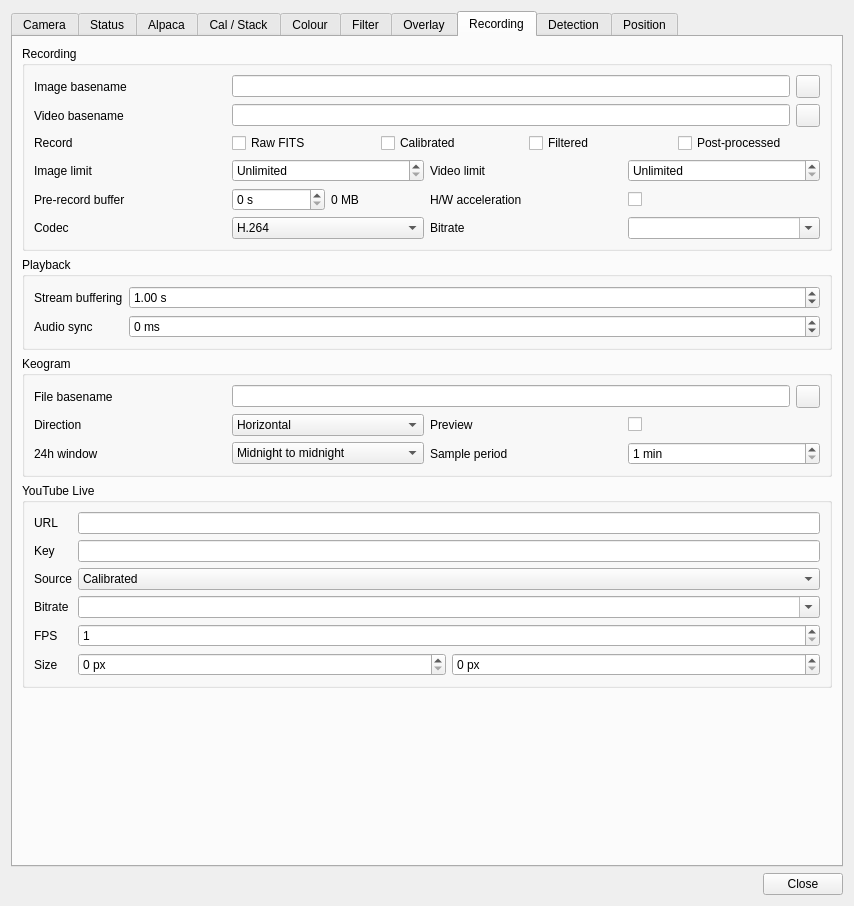
srcejon/sdrangel, file plugins/feature/camera/camerasettingsdialog.ui: the form before one commit.
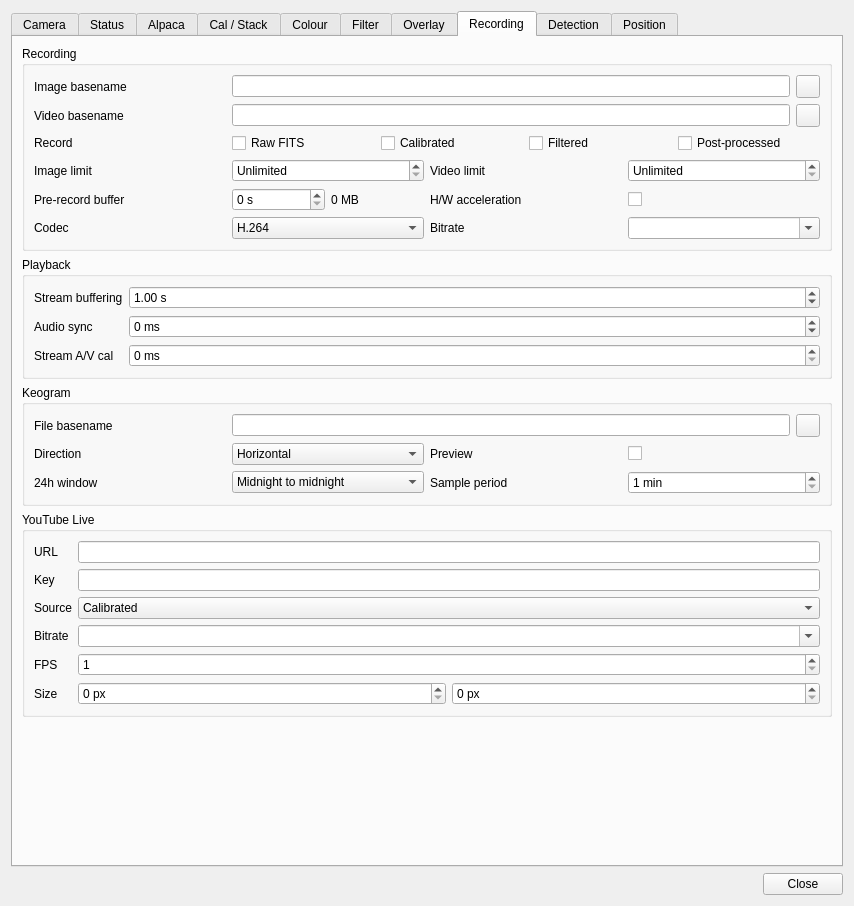
The form after the commit. The open tabs and pages were chosen to show the change. Icons and pictures are not drawn. Custom widgets are drawn as their Qt base class.

Commit message:
Camera: make the stream A/V output-latency compensation a setting
The stream video delay compensating audio output latency past processedUSecs was hard-coded at
200ms, but it varies by device/OS/backend. Promote it to CameraSettings::m_streamAudioOutputLatencyMs
(serialized id 269, default 200, bounded 0..1000), wire a "Stream A/V cal" spin box in the camera
settings dialog next to the buffering/audio-sync controls, and have presentStreamTick read the
setting. (review #5)

The edit to the form file:
```diff
--- a/plugins/feature/camera/camerasettingsdialog.ui
+++ b/plugins/feature/camera/camerasettingsdialog.ui
@@ -4280,6 +4280,32 @@
             </property>
            </widget>
           </item>
+          <item row="2" column="0">
+           <widget class="QLabel" name="streamAudioOutputLatencyLabel">
+            <property name="text">
+             <string>Stream A/V cal</string>
+            </property>
+           </widget>
+          </item>
+          <item row="2" column="1">
+           <widget class="QSpinBox" name="streamAudioOutputLatencySpin">
+            <property name="toolTip">
+             <string>Stream A/V calibration: delay the stream video by this much to compensate audio output latency the OS does not report (driver/DAC buffer). Larger if audio is late; 0 disables.</string>
+            </property>
+            <property name="minimum">
+             <number>0</number>
+            </property>
+            <property name="maximum">
+             <number>1000</number>
+            </property>
+            <property name="singleStep">
+             <number>10</number>
+            </property>
+            <property name="suffix">
+             <string> ms</string>
+            </property>
+           </widget>
+          </item>
          </layout>
         </widget>
        </item>
```
The commit also changes 6 other files.
